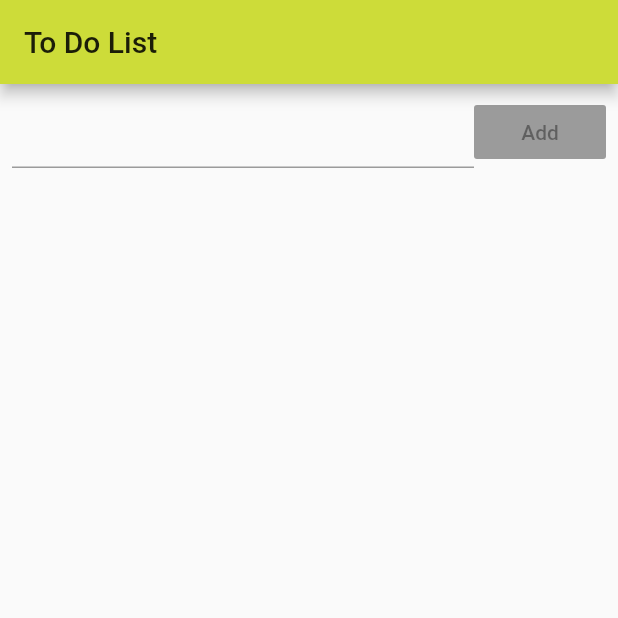
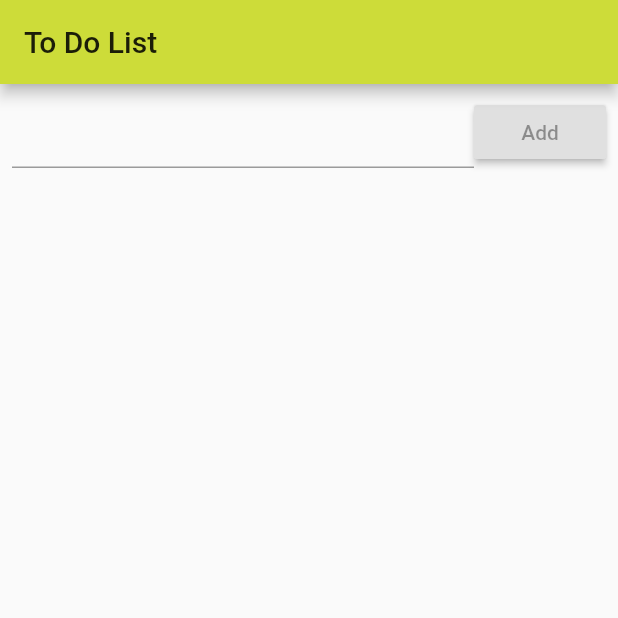
Before and after one commit to myid-hana/todo_list_ex, a Flutter app: the screen it shows after launch, on a phone screen of 412 x 824 dp, the top half of it. Run offline on Flutter 3.47's test engine with Material 2 defaults, Android fonts, the phone set to English and light mode, and no system bars.

Commit message:
raised button 상세설정
raised button 스타일, 이벤트 설정

```diff
--- a/lib/main.dart
+++ b/lib/main.dart
@@ -39,7 +39,8 @@ class _TodoAppState extends State<TodoApp> {
                   ),
                 ),
                 RaisedButton(
-                  child: Text('Add'),
+                  child: Text('Add', style: TextStyle(color: Colors.black38),),
+                  onPressed: (){},
                 ),
               ],
             ),
```
